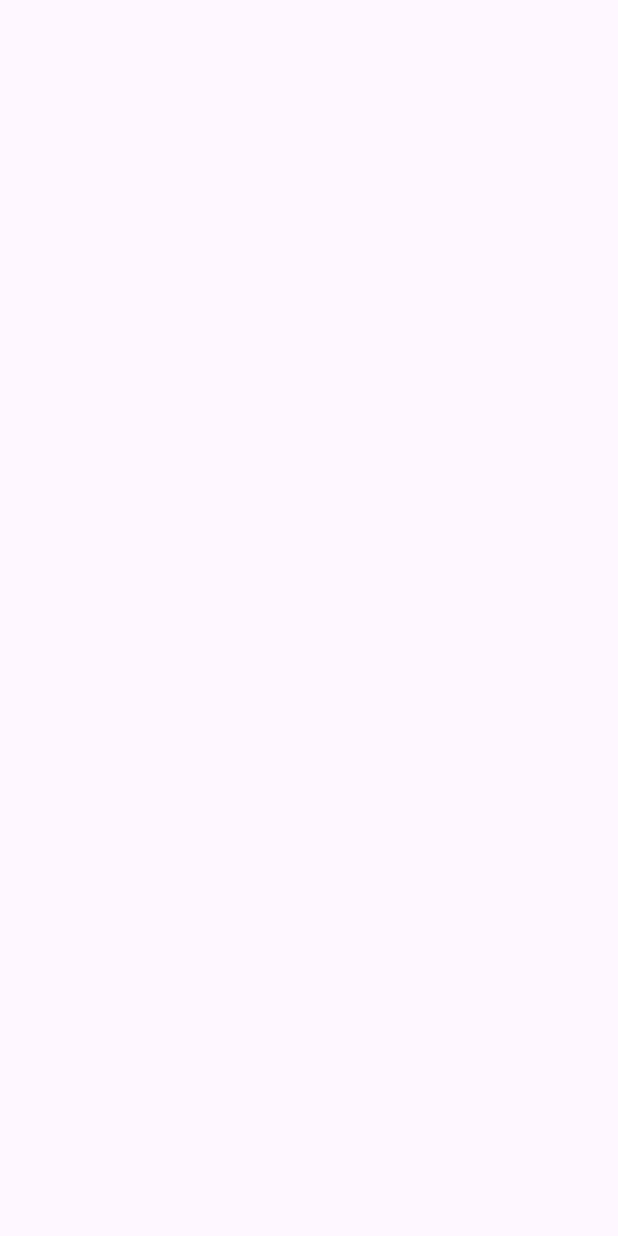
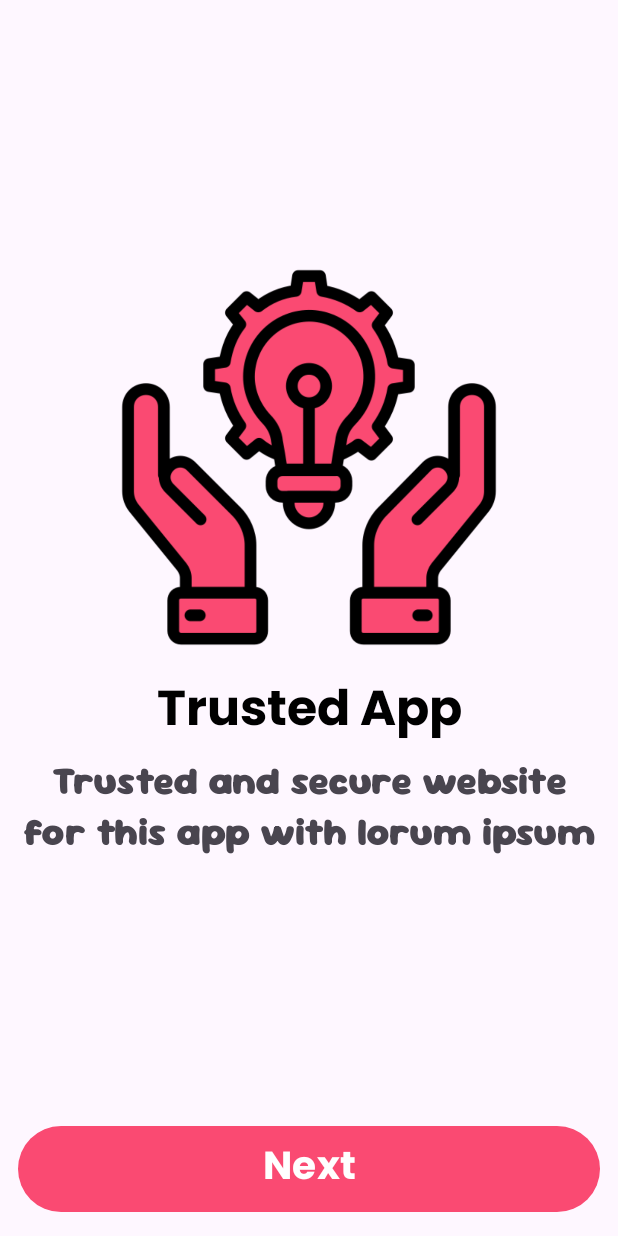
Before and after one commit to Amaan778/ServiceProvider-Customer, an Android app: the screen it shows after launch (OnBoardingScreen), on a phone screen of 412 x 824 dp. Before the commit the screen is empty. Run offline under Robolectric (Android 15) with nearby library versions, the phone set to English and light mode, and no system bars; our stand-ins replace sdp/ssp sizes.

Commit message:
Service Provider Customer

```diff
--- a/app/build.gradle.kts
+++ b/app/build.gradle.kts
@@ -6,7 +6,7 @@ plugins {
 
 android {
     namespace = "com.app.serviceprovidercust"
-    compileSdk = 34
+    compileSdk = 35
 
     defaultConfig {
         applicationId = "com.app.serviceprovidercust"
--- a/app/src/main/AndroidManifest.xml
+++ b/app/src/main/AndroidManifest.xml
@@ -13,10 +13,10 @@
         android:theme="@style/Theme.ServiceProviderCust"
         tools:targetApi="31">
         <activity
-            android:name=".auth.LoginActivity"
+            android:name=".boarding.OnBoardingScreen"
             android:exported="false" />
         <activity
-            android:name=".boarding.OnBoardingScreen"
+            android:name=".auth.LoginActivity"
             android:exported="false" />
         <activity
             android:name=".MainActivity"
--- a/app/src/main/java/com/app/serviceprovidercust/MainActivity.kt
+++ b/app/src/main/java/com/app/serviceprovidercust/MainActivity.kt
@@ -16,7 +16,7 @@ class MainActivity : AppCompatActivity() {
         setContentView(R.layout.activity_main)
 
         Handler(Looper.getMainLooper()).postDelayed({
-            startActivity(Intent(this,OnBoardingScreen::class.java))
+            startActivity(Intent(this, OnBoardingScreen::class.java))
             finish()
         },3000)
 
--- a/app/src/main/java/com/app/serviceprovidercust/auth/LoginActivity.kt
+++ b/app/src/main/java/com/app/serviceprovidercust/auth/LoginActivity.kt
@@ -10,7 +10,6 @@ import com.app.serviceprovidercust.R
 class LoginActivity : AppCompatActivity() {
     override fun onCreate(savedInstanceState: Bundle?) {
         super.onCreate(savedInstanceState)
-        enableEdgeToEdge()
         setContentView(R.layout.activity_login)
     }
 }
--- /dev/null
+++ b/app/src/main/java/com/app/serviceprovidercust/boarding/OnBoardingFragment.kt
@@ -0,0 +1,59 @@
+package com.app.serviceprovidercust.boarding
+
+import android.os.Bundle
+import androidx.fragment.app.Fragment
+import android.view.LayoutInflater
+import android.view.View
+import android.view.ViewGroup
+import android.widget.ImageView
+import android.widget.TextView
+import com.app.serviceprovidercust.R
+
+class OnBoardingFragment : Fragment() {
+    private var position: Int = 0
+
+    override fun onCreate(savedInstanceState: Bundle?) {
+        super.onCreate(savedInstanceState)
+        position = arguments?.getInt(ARG_POSITION) ?: 0
+    }
+
+    override fun onCreateView(
+        inflater: LayoutInflater, container: ViewGroup?,
+        savedInstanceState: Bundle?
+    ): View? {
+        // Inflate the layout for this fragment
+        val view = inflater.inflate(R.layout.fragment_on_boarding, container, false)
+        val imageView = view.findViewById<ImageView>(R.id.imageview)
+        val textViewTitle = view.findViewById<TextView>(R.id.title)
+        val textViewDesc = view.findViewById<TextView>(R.id.description)
+
+        when (position) {
+            0 -> {
+                imageView.setImageResource(R.drawable.services)
+                textViewTitle.text = "Trusted App"
+                textViewDesc.text = "Trusted and secure website for this app with lorum ipsum"
+            }
+            1 -> {
+                imageView.setImageResource(R.drawable.secure)
+                textViewTitle.text = "Secured App"
+                textViewDesc.text = "Secure and safe payment and 99% people trust on us lorum ipsum ajhh kgh kjjjk Trusted and secure websi lorum ipsum"
+            }
+        }
+        return view
+    }
+
+
+    companion object {
+        private const val ARG_POSITION = "position"
+
+        fun newInstance(position: Int): OnBoardingFragment {
+            val fragment = OnBoardingFragment()
+            val args = Bundle()
+            args.putInt(ARG_POSITION, position)
+            fragment.arguments = args
+            return fragment
+        }
+    }
+
+
+}
--- a/app/src/main/java/com/app/serviceprovidercust/boarding/OnBoardingPageAdapter.kt
+++ b/app/src/main/java/com/app/serviceprovidercust/boarding/OnBoardingPageAdapter.kt
@@ -1,4 +1,13 @@
 package com.app.serviceprovidercust.boarding
 
-class OnBoardingPageAdapter {
+import androidx.fragment.app.Fragment
+import androidx.fragment.app.FragmentActivity
+import androidx.viewpager2.adapter.FragmentStateAdapter
+
+class OnBoardingPageAdapter(activity: FragmentActivity) :FragmentStateAdapter(activity) {
+    override fun getItemCount(): Int = 2
+
+    override fun createFragment(position: Int): Fragment {
+        return OnBoardingFragment.newInstance(position)
+    }
 }
--- a/app/src/main/java/com/app/serviceprovidercust/boarding/OnBoardingScreen.kt
+++ b/app/src/main/java/com/app/serviceprovidercust/boarding/OnBoardingScreen.kt
@@ -1,18 +1,52 @@
 package com.app.serviceprovidercust.boarding
 
+import android.content.Intent
 import android.os.Bundle
+import android.widget.Button
+import android.widget.TextView
 import androidx.activity.enableEdgeToEdge
 import androidx.appcompat.app.AppCompatActivity
 import androidx.core.view.ViewCompat
 import androidx.core.view.WindowInsetsCompat
+import androidx.viewpager2.widget.ViewPager2
 import com.app.serviceprovidercust.R
+import com.app.serviceprovidercust.auth.LoginActivity
 
 class OnBoardingScreen : AppCompatActivity() {
+    private lateinit var viewPager: ViewPager2
+    private lateinit var buttonNext: Button
+
     override fun onCreate(savedInstanceState: Bundle?) {
         super.onCreate(savedInstanceState)
         setContentView(R.layout.activity_on_boarding_screen)
 
+        viewPager = findViewById(R.id.viewPager)
+        buttonNext = findViewById(R.id.buttonNext)
 
+        val adapter = OnBoardingPageAdapter(this)
+        viewPager.adapter = adapter
+
+        // Page Change Listener
+        viewPager.registerOnPageChangeCallback(object : ViewPager2.OnPageChangeCallback() {
+            override fun onPageSelected(position: Int) {
+                super.onPageSelected(position)
+                if (position == 1) {
+                    buttonNext.text = "Get Started"
+                } else {
+                    buttonNext.text = "Next"
+                }
+            }
+        })
+
+        // Button Click Listener
+        buttonNext.setOnClickListener {
+            if (viewPager.currentItem < 1) {
+                viewPager.currentItem += 1
+            } else {
+                startActivity(Intent(this,LoginActivity::class.java))
+                finish()
+            }
+        }
 
     }
 }
--- a/app/src/main/res/layout/activity_on_boarding_screen.xml
+++ b/app/src/main/res/layout/activity_on_boarding_screen.xml
@@ -8,4 +8,21 @@
     android:layout_height="match_parent"
     tools:context=".boarding.OnBoardingScreen">
 
+    <androidx.viewpager2.widget.ViewPager2
+        android:id="@+id/viewPager"
+        android:layout_width="match_parent"
+        android:layout_height="0dp"
+        android:layout_weight="1" />
+
+    <Button
+        android:id="@+id/buttonNext"
+        android:layout_width="match_parent"
+        android:layout_height="wrap_content"
+        android:text="Next"
+        android:fontFamily="@font/poppins"
+        android:textSize="@dimen/_20sdp"
+        android:gravity="center"
+        android:layout_margin="@dimen/_9sdp"
+        android:textColor="#ffff"/>
+
 </LinearLayout>
--- /dev/null
+++ b/app/src/main/res/layout/fragment_on_boarding.xml
@@ -0,0 +1,39 @@
+<?xml version="1.0" encoding="utf-8"?>
+<LinearLayout
+    xmlns:android="http://schemas.android.com/apk/res/android"
+    xmlns:tools="http://schemas.android.com/tools"
+    android:layout_width="match_parent"
+    android:layout_height="match_parent"
+    android:orientation="vertical"
+    android:gravity="center"
+    tools:context=".boarding.OnBoardingFragment">
+
+    <ImageView
+        android:id="@+id/imageview"
+        android:layout_width="match_parent"
+        android:layout_height="@dimen/_200sdp"
+        android:layout_margin="@dimen/_9sdp"
+        android:src="@drawable/secure"/>
+
+    <TextView
+        android:id="@+id/title"
+        android:layout_width="match_parent"
+        android:layout_height="wrap_content"
+        android:text="Trusted Service"
+        android:textSize="@dimen/_25sdp"
+        android:textStyle="bold"
+        android:fontFamily="@font/poppins"
+        android:textColor="@color/black"
+        android:gravity="center"/>
+
+    <TextView
+        android:id="@+id/description"
+        android:layout_width="match_parent"
+        android:layout_height="wrap_content"
+        android:text="@string/boarding_pay"
+        android:textSize="@dimen/_20sdp"
+        android:gravity="center"
+        android:layout_marginHorizontal="@dimen/_9sdp"
+        android:fontFamily="@font/sourgummy"/>
+
+</LinearLayout>
--- a/app/src/main/res/values/strings.xml
+++ b/app/src/main/res/values/strings.xml
@@ -1,3 +1,5 @@
 <resources>
     <string name="app_name">ServiceProviderCust</string>
+    <string name="boarding_trust">Trusted and secure website for this app with lorum ipsum</string>
+    <string name="boarding_pay">Secure and safe payment and 99% people trust on us lorum ipsum ajhh kgh kjjjk Trusted and secure websi lorum ipsum</string>
 </resources>
--- a/gradle/libs.versions.toml
+++ b/gradle/libs.versions.toml
@@ -1,6 +1,6 @@
 [versions]
 agp = "8.7.2"
-kotlin = "1.9.24"
+kotlin = "2.1.0"
 coreKtx = "1.15.0"
 junit = "4.13.2"
 junitVersion = "1.2.1"
```
